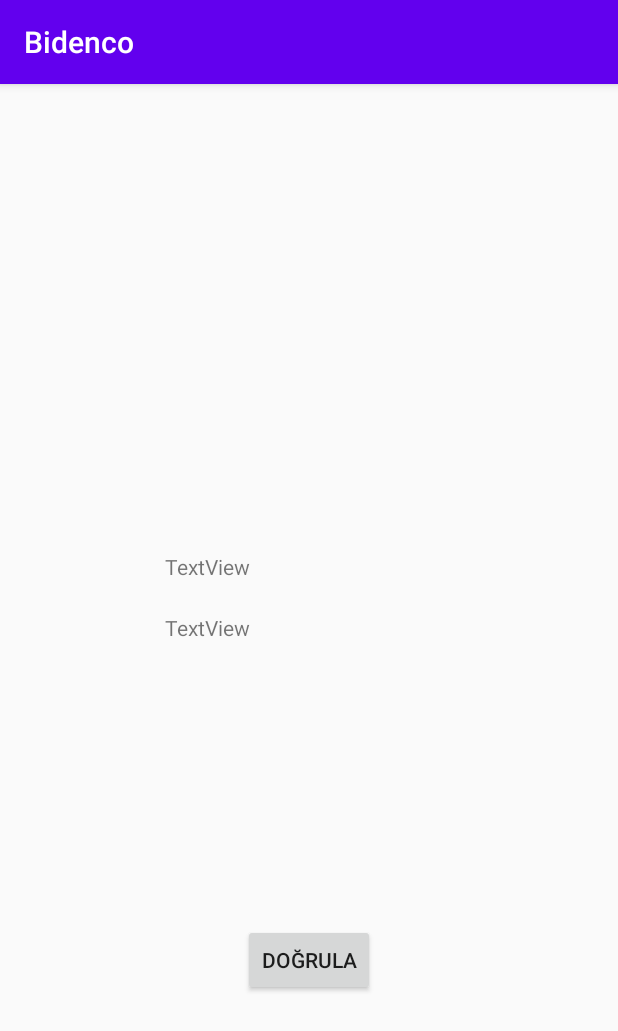
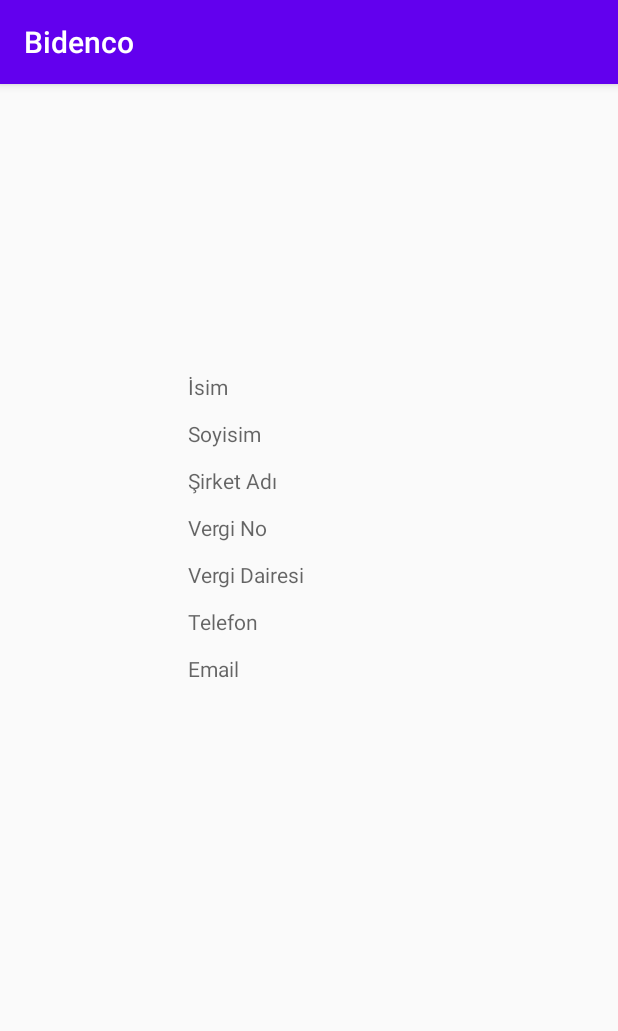
Before and after one commit to ahmeatali/Bidenco, an Android app: the profile_activity screen opened directly, with no data from a screen before it, on a phone screen of 412 x 824 dp. Shown: the top 1031 px of the screen. Run offline under Robolectric (Android 15) with nearby library versions, the phone set to English and light mode, and no system bars; our stand-ins replace Firebase (no records; nobody signed in at launch, a user with empty details on screens opened directly).

```diff
--- a/app/src/main/java/com/ahmetaliyilmaz/aay19/bidenco/feed_activity.java
+++ b/app/src/main/java/com/ahmetaliyilmaz/aay19/bidenco/feed_activity.java
@@ -41,6 +41,10 @@ public class feed_activity extends AppCompatActivity {
             Intent support = new Intent(feed_activity.this, SupportActivity.class);
             startActivity(support);
         }
+        else if (item.getItemId() == R.id.profile) {
+            Intent support = new Intent(feed_activity.this, profile_activity.class);
+            startActivity(support);
+        }
 
         return super.onOptionsItemSelected(item);
     }
--- a/app/src/main/java/com/ahmetaliyilmaz/aay19/bidenco/profile_activity.java
+++ b/app/src/main/java/com/ahmetaliyilmaz/aay19/bidenco/profile_activity.java
@@ -1,57 +1,56 @@
 package com.ahmetaliyilmaz.aay19.bidenco;
 
+import androidx.annotation.Nullable;
 import androidx.appcompat.app.AppCompatActivity;
 
-import android.content.Intent;
-import android.net.Uri;
 import android.os.Bundle;
-import android.view.View;
-import android.widget.Button;
-import android.widget.ImageView;
 import android.widget.TextView;
 
-import com.bumptech.glide.Glide;
-import com.google.android.gms.auth.api.signin.GoogleSignIn;
-import com.google.android.gms.auth.api.signin.GoogleSignInAccount;
+import com.google.firebase.auth.FirebaseAuth;
+import com.google.firebase.firestore.DocumentReference;
+import com.google.firebase.firestore.DocumentSnapshot;
+import com.google.firebase.firestore.EventListener;
+import com.google.firebase.firestore.FirebaseFirestore;
+import com.google.firebase.firestore.FirebaseFirestoreException;
 
 public class profile_activity extends AppCompatActivity {
 
-    ImageView imageView;
+    TextView sname, ssurname, sbusinessName, svergiNo, svergiDairesi, sphone, semail;
 
-    TextView name, email,id;
-
-    Button confirm;
+    FirebaseAuth fAuth;
+    FirebaseFirestore fStore;
+    String userId;
 
     @Override
     protected void onCreate(Bundle savedInstanceState) {
         super.onCreate(savedInstanceState);
         setContentView(R.layout.activity_profile);
 
-        imageView = findViewById(R.id.imageView);
-        name = findViewById(R.id.textName);
-        email = findViewById(R.id.textEmail);
-        confirm = findViewById(R.id.button);
+        sname = findViewById(R.id.profileName);
+        ssurname = findViewById(R.id.profileSurname);
+        sbusinessName = findViewById(R.id.profileBusinessName);
+        svergiNo = findViewById(R.id.profileVergiNo);
+        svergiDairesi = findViewById(R.id.profileVergiDairesi);
+        sphone = findViewById(R.id.profilePhone);
+        semail = findViewById(R.id.profileEmail);
 
-        confirm.setOnClickListener(new View.OnClickListener() {
+        fAuth = FirebaseAuth.getInstance();
+        fStore = FirebaseFirestore.getInstance();
+
+        userId = fAuth.getCurrentUser().getUid();
+
+        DocumentReference documentReference = fStore.collection("users").document(userId);
+        documentReference.addSnapshotListener(this, new EventListener<DocumentSnapshot>() {
             @Override
-            public void onClick(View v) {
-                Intent intent = new Intent(profile_activity.this,feed_activity.class);
-                startActivity(intent);
+            public void onEvent(@Nullable DocumentSnapshot documentSnapshot, @Nullable FirebaseFirestoreException error) {
+                sname.setText(documentSnapshot.getString("name"));
+                ssurname.setText(documentSnapshot.getString("surname"));
+                sbusinessName.setText(documentSnapshot.getString("businessName"));
+                svergiNo.setText(documentSnapshot.getString("vergiNo"));
+                svergiDairesi.setText(documentSnapshot.getString("vergiDairesi"));
+                sphone.setText(documentSnapshot.getString("phone"));
+                semail.setText(documentSnapshot.getString("email"));
             }
         });
-
-        GoogleSignInAccount acct = GoogleSignIn.getLastSignedInAccount(this);
-        if (acct != null) {
-            String personName = acct.getDisplayName();
-            String personEmail = acct.getEmail();
-            Uri personPhoto = acct.getPhotoUrl();
-
-            name.setText(personName);
-            email.setText(personEmail);
-
-
-            Glide.with(this).load(String.valueOf(personPhoto)).into(imageView);
-        }
-
     }
 }
--- a/app/src/main/java/com/ahmetaliyilmaz/aay19/bidenco/signup_activity.java
+++ b/app/src/main/java/com/ahmetaliyilmaz/aay19/bidenco/signup_activity.java
@@ -71,4 +71,8 @@ public class signup_activity extends AppCompatActivity {
 
     }
 
+    public void saticiUyelikGecis(View view) {
+        Intent intent = new Intent(signup_activity.this, SaticiSignupActivity.class);
+        startActivity(intent);
+    }
 }
--- a/app/src/main/res/layout/activity_profile.xml
+++ b/app/src/main/res/layout/activity_profile.xml
@@ -10,39 +10,106 @@
         android:id="@+id/imageView"
         android:layout_width="wrap_content"
         android:layout_height="wrap_content"
-        android:layout_marginStart="31dp"
-        android:layout_marginBottom="71dp"
-        app:layout_constraintBottom_toTopOf="@+id/textName"
-        app:layout_constraintStart_toStartOf="@+id/textName"
+        tools:ignore="MissingConstraints"
+        tools:layout_editor_absoluteX="132dp"
+        tools:layout_editor_absoluteY="16dp"
         tools:srcCompat="@tools:sample/avatars" />
 
     <TextView
-        android:id="@+id/textEmail"
+        android:id="@+id/profileName"
         android:layout_width="wrap_content"
         android:layout_height="wrap_content"
-        android:layout_marginTop="21dp"
-        android:text="TextView"
-        app:layout_constraintStart_toStartOf="@+id/textName"
-        app:layout_constraintTop_toBottomOf="@+id/textName" />
+        android:layout_marginTop="192dp"
+        android:autofillHints=""
+        android:ems="10"
+        android:hint="İsim"
+        android:inputType="textPersonName"
+        app:layout_constraintEnd_toEndOf="parent"
+        app:layout_constraintHorizontal_bias="0.497"
+        app:layout_constraintStart_toStartOf="parent"
+        app:layout_constraintTop_toTopOf="parent"
+        tools:ignore="LabelFor,MissingConstraints" />
 
-    <Button
-        android:id="@+id/button"
+    <TextView
+        android:id="@+id/profileSurname"
         android:layout_width="wrap_content"
         android:layout_height="wrap_content"
-        android:layout_marginBottom="160dp"
-        android:text="Doğrula"
-        app:layout_constraintBottom_toBottomOf="parent"
-        app:layout_constraintEnd_toEndOf="parent"
-        app:layout_constraintStart_toStartOf="parent" />
+        android:layout_marginTop="12dp"
+        android:autofillHints=""
+        android:ems="10"
+        android:hint="Soyisim"
+        android:inputType="textPersonName"
+        app:layout_constraintStart_toStartOf="@+id/profileName"
+        app:layout_constraintTop_toBottomOf="@+id/profileName"
+        tools:ignore="LabelFor" />
 
     <TextView
-        android:id="@+id/textName"
+        android:id="@+id/profileBusinessName"
         android:layout_width="wrap_content"
         android:layout_height="wrap_content"
-        android:layout_marginStart="110dp"
-        android:layout_marginTop="312dp"
-        android:text="TextView"
-        app:layout_constraintStart_toStartOf="parent"
-        app:layout_constraintTop_toTopOf="parent" />
+        android:layout_marginTop="12dp"
+        android:ems="10"
+        android:hint="Şirket Adı"
+        android:inputType="textPersonName"
+        app:layout_constraintStart_toStartOf="@+id/profileSurname"
+        app:layout_constraintTop_toBottomOf="@+id/profileSurname" />
+
+    <TextView
+        android:id="@+id/profileVergiNo"
+        android:layout_width="wrap_content"
+        android:layout_height="wrap_content"
+        android:layout_marginTop="12dp"
+        android:ems="10"
+        android:hint="Vergi No"
+        android:inputType="textPersonName"
+        app:layout_constraintStart_toStartOf="@+id/profileBusinessName"
+        app:layout_constraintTop_toBottomOf="@+id/profileBusinessName" />
+
+    <TextView
+        android:id="@+id/profileVergiDairesi"
+        android:layout_width="wrap_content"
+        android:layout_height="wrap_content"
+        android:layout_marginTop="12dp"
+        android:ems="10"
+        android:hint="Vergi Dairesi"
+        android:inputType="textPersonName"
+        app:layout_constraintStart_toStartOf="@+id/profileVergiNo"
+        app:layout_constraintTop_toBottomOf="@+id/profileVergiNo" />
+
+    <TextView
+        android:id="@+id/profilePhone"
+        android:layout_width="wrap_content"
+        android:layout_height="wrap_content"
+        android:layout_marginTop="12dp"
+        android:autofillHints=""
+        android:ems="10"
+        android:hint="Telefon"
+        android:inputType="phone"
+        app:layout_constraintStart_toStartOf="@+id/profileVergiDairesi"
+        app:layout_constraintTop_toBottomOf="@+id/profileVergiDairesi" />
+
+    <TextView
+        android:id="@+id/profileEmail"
+        android:layout_width="wrap_content"
+        android:layout_height="wrap_content"
+        android:layout_marginTop="12dp"
+        android:autofillHints=""
+        android:ems="10"
+        android:hint="Email"
+        android:inputType="textEmailAddress"
+        app:layout_constraintStart_toStartOf="@+id/profilePhone"
+        app:layout_constraintTop_toBottomOf="@+id/profilePhone" />
+
+
+    <!--    <Button-->
+    <!--        android:id="@+id/button"-->
+    <!--        android:layout_width="wrap_content"-->
+    <!--        android:layout_height="wrap_content"-->
+    <!--        android:layout_marginBottom="160dp"-->
+    <!--        android:text="Doğrula"-->
+    <!--        app:layout_constraintBottom_toBottomOf="parent"-->
+    <!--        app:layout_constraintEnd_toEndOf="parent"-->
+    <!--        app:layout_constraintStart_toStartOf="parent" />-->
+
 
 </androidx.constraintlayout.widget.ConstraintLayout>
--- a/app/src/main/res/layout/activity_signup.xml
+++ b/app/src/main/res/layout/activity_signup.xml
@@ -74,6 +74,7 @@
             android:id="@+id/saticiBtn"
             android:layout_width="match_parent"
             android:layout_height="wrap_content"
+            android:onClick="saticiUyelikGecis"
             android:text="Satıcı Üye Ol" />
     </LinearLayout>
 
--- a/app/src/main/res/menu/options_menu.xml
+++ b/app/src/main/res/menu/options_menu.xml
@@ -3,6 +3,9 @@
     <item
         android:id="@+id/add_product"
         android:title="Add Product" />
+    <item
+        android:id="@+id/profile"
+        android:title="Profile" />
     <item
         android:id="@+id/support"
         android:title="Support" />
```
